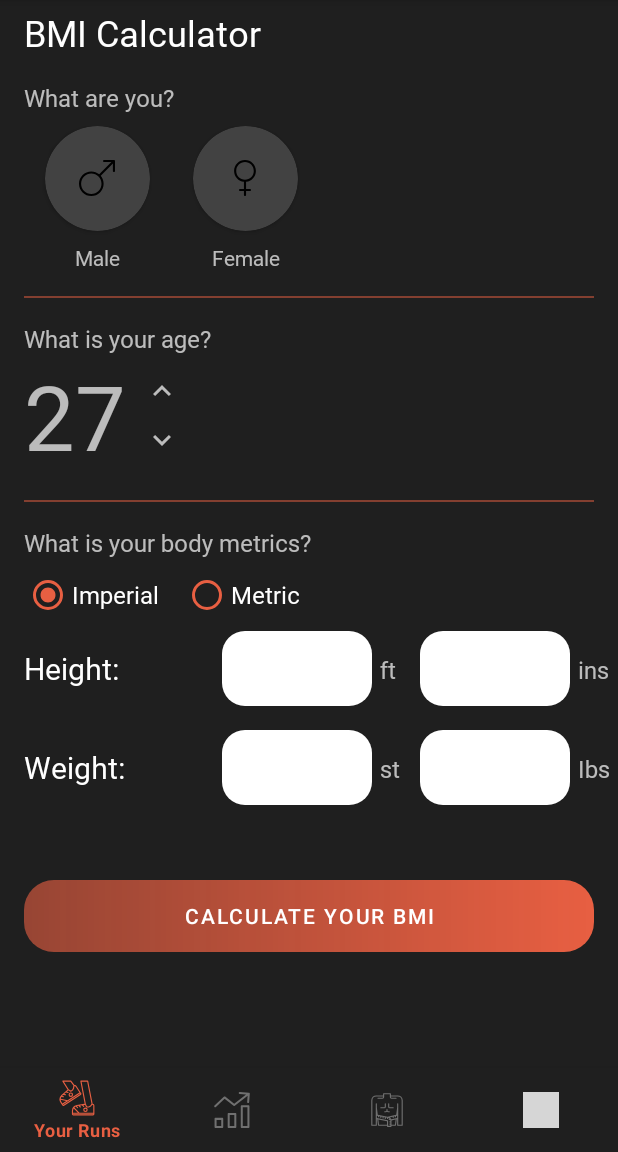
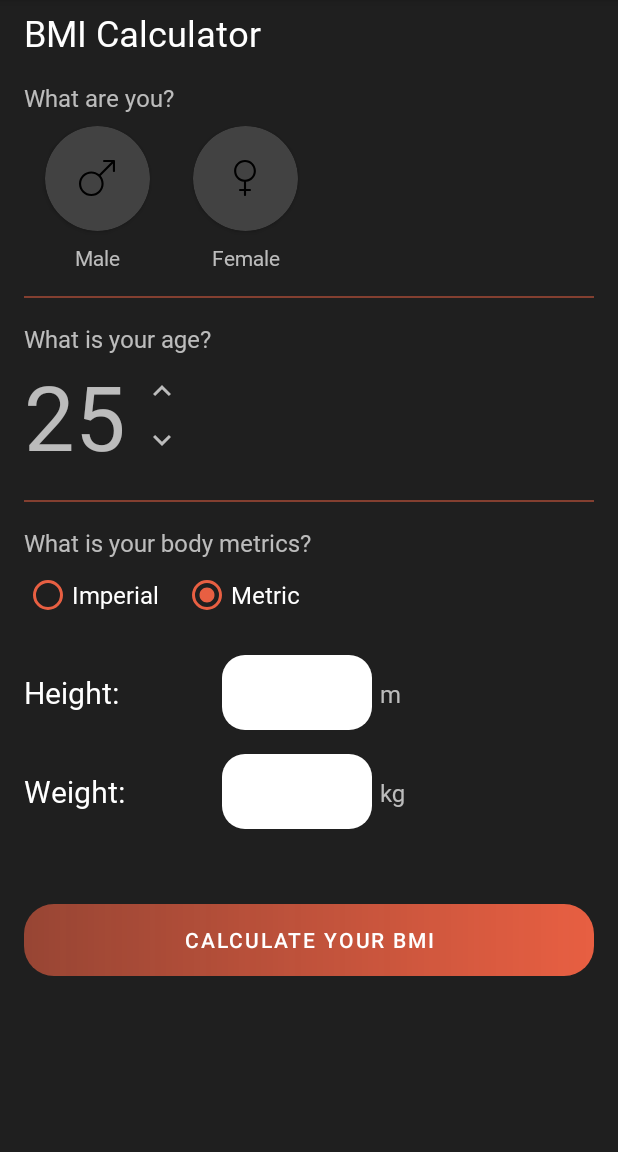
Before and after one commit to osualaFC/Burn-It, an Android app: the BMICalculatorFragment screen opened through its navigation route, on a phone screen of 412 x 824 dp, the part 84-1236 px from its top. Run offline under Robolectric (Android 15) with nearby library versions, the phone set to English and light mode, and no system bars; our stand-ins replace Dagger/Hilt's generated code, navigation-ui; grey boxes are pictures that could not be loaded.

Commit message:
setup bmicalculator layout

```diff
--- a/app/src/main/java/com/example/burn_it/ui/MainActivity.kt
+++ b/app/src/main/java/com/example/burn_it/ui/MainActivity.kt
@@ -36,7 +36,7 @@ class MainActivity : AppCompatActivity() {
 
        controller.addOnDestinationChangedListener { _, destination, _ ->
                 when(destination.id) {
-                    R.id.settingsFragment, R.id.runFragment, R.id.statisticsFragment, R.id.bmiFragment ->
+                    R.id.settingsFragment, R.id.runFragment, R.id.statisticsFragment, R.id.BMIFragment ->
                         bottomNav.visibility = View.VISIBLE
                     else -> bottomNav.visibility = View.GONE
                 }
--- a/app/src/main/res/layout/layout_age.xml
+++ b/app/src/main/res/layout/layout_age.xml
@@ -22,16 +22,8 @@
                 android:layout_height="wrap_content"
                 android:layout_marginStart="16dp"
                 android:textSize="60sp"
-                android:text="2"
+                android:text="25"
                 app:layout_constraintStart_toStartOf="parent"
-                app:layout_constraintTop_toTopOf="parent"/>
-            <TextView
-                android:id="@+id/age_value2"
-                android:layout_width="wrap_content"
-                android:layout_height="wrap_content"
-                android:textSize="60sp"
-                android:text="7"
-                app:layout_constraintStart_toEndOf="@id/age_value1"
                 app:layout_constraintTop_toTopOf="parent"/>
             <ImageView
                 android:id="@+id/arrow_up"
@@ -40,7 +32,7 @@
                 android:src="@drawable/ic_arrow_up"
                 android:layout_marginTop="12dp"
                 android:layout_marginStart="12dp"
-                app:layout_constraintStart_toEndOf="@id/age_value2"
+                app:layout_constraintStart_toEndOf="@id/age_value1"
                 app:layout_constraintTop_toTopOf="parent"/>
             <ImageView
                 android:id="@+id/arrow_down"
@@ -49,7 +41,7 @@
                 android:src="@drawable/ic_arrow_down"
                 android:layout_marginBottom="12dp"
                 android:layout_marginStart="12dp"
-                app:layout_constraintStart_toEndOf="@id/age_value2"
+                app:layout_constraintStart_toEndOf="@id/age_value1"
                 app:layout_constraintBottom_toBottomOf="parent"/>
         </androidx.constraintlayout.widget.ConstraintLayout>
     </LinearLayout>
--- a/app/src/main/res/layout/layout_body_metrics.xml
+++ b/app/src/main/res/layout/layout_body_metrics.xml
@@ -17,20 +17,21 @@
             android:layout_marginStart="16dp"
             android:orientation="horizontal">
             <RadioButton
-                android:id="@+id/imperial"
+                android:id="@+id/imperial_radio"
                 android:layout_width="wrap_content"
                 android:layout_height="wrap_content"
                 android:text="@string/imperial"
                 android:textSize="16sp"
-                android:checked="true"
                 android:buttonTint="@color/colorPrimary"
                 android:fontFamily="@font/baloo"/>
             <RadioButton
+                android:id="@+id/metric_radio"
                 android:layout_width="wrap_content"
                 android:layout_height="wrap_content"
                 android:layout_marginStart="16dp"
                 android:text="@string/metric"
                 android:textSize="16sp"
+                android:checked="true"
                 android:buttonTint="@color/colorPrimary"
                 android:fontFamily="@font/baloo"/>
         </RadioGroup>
@@ -38,6 +39,7 @@
             android:id="@+id/imperial_info"
             android:layout_width="match_parent"
             android:layout_height="wrap_content"
+            android:visibility="gone"
             android:orientation="vertical">
             <LinearLayout
                 android:layout_width="match_parent"
@@ -160,7 +162,6 @@
         android:layout_width="match_parent"
         android:layout_height="wrap_content"
         android:layout_marginStart="16dp"
-        android:visibility="gone"
         android:orientation="vertical">
         <LinearLayout
             android:layout_width="match_parent"
@@ -208,7 +209,7 @@
                 android:layout_width="0dp"
                 android:layout_height="wrap_content"
                 android:layout_weight="1"
-                android:text="@string/height"
+                android:text="@string/weight"
                 android:textSize="20sp"
                 android:layout_gravity="center_vertical"
                 android:textColor="@color/colorWhite"
--- a/app/src/main/res/layout/layout_gender.xml
+++ b/app/src/main/res/layout/layout_gender.xml
@@ -25,15 +25,18 @@
                 android:layout_weight="1"
                 android:orientation="vertical">
                 <androidx.cardview.widget.CardView
+                    android:id="@+id/male_card"
                     android:layout_width="70dp"
                     android:layout_height="70dp"
                     android:layout_gravity="center"
                     app:cardCornerRadius="50dp">
                     <ImageView
+                        android:id="@+id/male_img"
                         android:layout_width="wrap_content"
                         android:layout_height="wrap_content"
                         android:layout_gravity="center"
-                        android:src="@drawable/ic_male"/>
+                        android:src="@drawable/ic_male"
+                         />
                 </androidx.cardview.widget.CardView>
                 <TextView
                     android:layout_width="wrap_content"
@@ -49,11 +52,13 @@
                 android:layout_weight="1"
                 android:orientation="vertical">
                 <androidx.cardview.widget.CardView
+                    android:id="@+id/female_card"
                     android:layout_width="70dp"
                     android:layout_height="70dp"
                     android:layout_gravity="center"
                     app:cardCornerRadius="50dp">
                     <ImageView
+                        android:id="@+id/female_img"
                         android:layout_width="wrap_content"
                         android:layout_height="wrap_content"
                         android:layout_gravity="center"
--- a/app/src/main/res/values/colors.xml
+++ b/app/src/main/res/values/colors.xml
@@ -7,4 +7,6 @@
     <color name="colorAccent">#707070</color>
     <color name="colorWhite">#ffffff</color>
     <color name="colorBlue">#0287D1</color>
+    <color name="colorDefaultGrey">#424242</color>
+    <color name="colorDefaultBlack">#0e0e0e</color>
 </resources>
```
Also changed, not shown: app/src/main/java/com/example/burn_it/ui/bmi/BMICalculatorFragment.kt (+99 -0 lines), app/src/main/java/com/example/burn_it/ui/bmi/BMIFragment.kt (+8 -0 lines), app/src/main/res/layout-land/fragment_statistics.xml (+4 -4 lines), app/src/main/res/layout/fragment_statistics.xml (+8 -5 lines).
